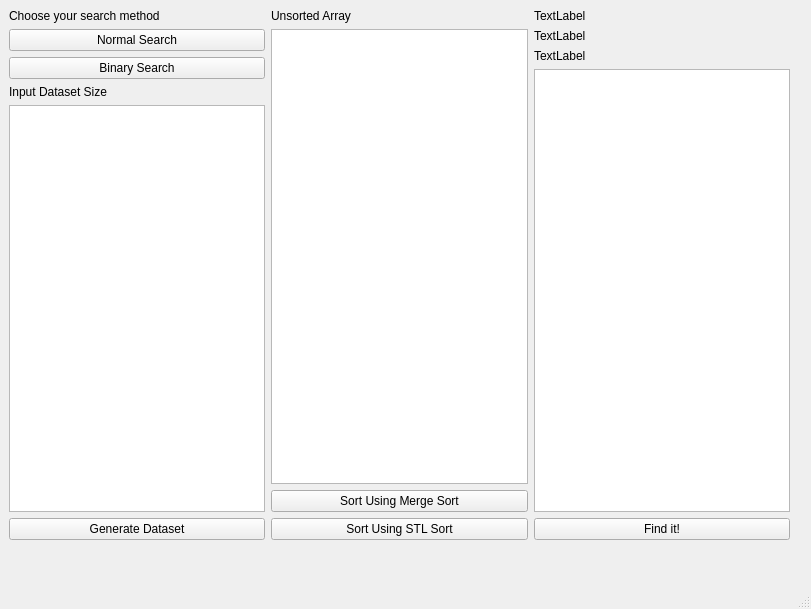
Above: sortingAnalysis/mainwindow.ui from Adham-Gohar/CS2-Lab-Project before the change. Below: the same form after it.
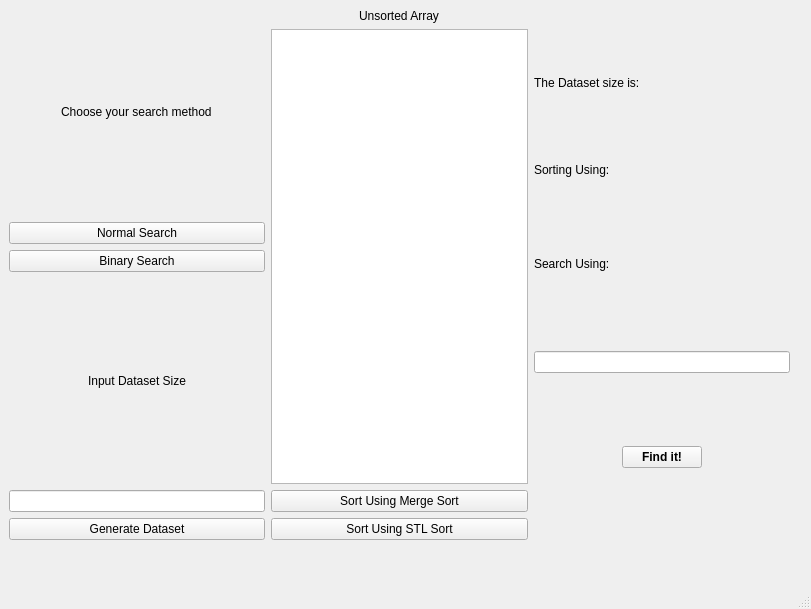
That is the form after the change.

Patch:
```diff
--- a/sortingAnalysis/mainwindow.ui
+++ b/sortingAnalysis/mainwindow.ui
@@ -26,50 +26,62 @@
     <layout class="QHBoxLayout" name="horizontalLayout_2">
      <item>
       <layout class="QGridLayout" name="gridLayout_2">
-       <item row="6" column="1">
-        <widget class="QPushButton" name="pushButton_3">
+       <item row="1" column="1">
+        <widget class="QPushButton" name="pushButton">
+         <property name="styleSheet">
+          <string notr="true">color: rgb(0, 0, 0);</string>
+         </property>
          <property name="text">
-          <string>Generate Dataset</string>
+          <string>Normal Search</string>
          </property>
         </widget>
        </item>
        <item row="2" column="1">
         <widget class="QPushButton" name="pushButton_2">
+         <property name="styleSheet">
+          <string notr="true">color: rgb(0, 0, 0);</string>
+         </property>
          <property name="text">
           <string>Binary Search</string>
          </property>
         </widget>
        </item>
+       <item row="6" column="1">
+        <widget class="QPushButton" name="pushButton_3">
+         <property name="styleSheet">
+          <string notr="true">color: rgb(0, 0, 0);</string>
+         </property>
+         <property name="text">
+          <string>Generate Dataset</string>
+         </property>
+        </widget>
+       </item>
        <item row="4" column="1">
-        <widget class="QTextEdit" name="textEdit"/>
+        <widget class="QLineEdit" name="lineEdit"/>
        </item>
-       <item row="3" column="1">
+       <item row="3" column="1" alignment="Qt::AlignHCenter|Qt::AlignVCenter">
         <widget class="QLabel" name="label_4">
          <property name="text">
           <string>Input Dataset Size</string>
          </property>
         </widget>
        </item>
-       <item row="0" column="1">
+       <item row="0" column="1" alignment="Qt::AlignHCenter|Qt::AlignVCenter">
         <widget class="QLabel" name="label_2">
          <property name="text">
           <string>Choose your search method</string>
          </property>
         </widget>
        </item>
-       <item row="1" column="1">
-        <widget class="QPushButton" name="pushButton">
-         <property name="text">
-          <string>Normal Search</string>
-         </property>
-        </widget>
-       </item>
       </layout>
      </item>
      <item>
       <layout class="QGridLayout" name="gridLayout_3">
        <item row="3" column="0">
         <widget class="QPushButton" name="pushButton_5">
+         <property name="styleSheet">
+          <string notr="true">color: rgb(0, 0, 0);</string>
+         </property>
          <property name="text">
           <string>Sort Using STL Sort</string>
          </property>
@@ -78,7 +90,7 @@
        <item row="1" column="0">
         <widget class="QListWidget" name="listWidget"/>
        </item>
-       <item row="0" column="0">
+       <item row="0" column="0" alignment="Qt::AlignHCenter">
         <widget class="QLabel" name="label_5">
          <property name="text">
           <string>Unsorted Array</string>
@@ -87,6 +99,9 @@
        </item>
        <item row="2" column="0">
         <widget class="QPushButton" name="pushButton_4">
+         <property name="styleSheet">
+          <string notr="true">color: rgb(0, 0, 0);</string>
+         </property>
          <property name="text">
           <string>Sort Using Merge Sort</string>
          </property>
@@ -96,32 +111,92 @@
      </item>
      <item>
       <layout class="QGridLayout" name="gridLayout_4">
-       <item row="3" column="0">
-        <widget class="QTextEdit" name="textEdit_2"/>
-       </item>
-       <item row="1" column="0">
-        <widget class="QLabel" name="label">
-         <property name="text">
-          <string>TextLabel</string>
-         </property>
-        </widget>
-       </item>
        <item row="0" column="0">
         <widget class="QLabel" name="label_3">
+         <property name="sizePolicy">
+          <sizepolicy hsizetype="Minimum" vsizetype="Fixed">
+           <horstretch>0</horstretch>
+           <verstretch>0</verstretch>
+          </sizepolicy>
+         </property>
          <property name="text">
-          <string>TextLabel</string>
+          <string>The Dataset size is:</string>
+         </property>
+         <property name="wordWrap">
+          <bool>true</bool>
+         </property>
+        </widget>
+       </item>
+       <item row="1" column="0">
+        <widget class="QLabel" name="label">
+         <property name="sizePolicy">
+          <sizepolicy hsizetype="Minimum" vsizetype="Fixed">
+           <horstretch>0</horstretch>
+           <verstretch>0</verstretch>
+          </sizepolicy>
+         </property>
+         <property name="lineWidth">
+          <number>1</number>
+         </property>
+         <property name="text">
+          <string>Sorting Using: </string>
+         </property>
+         <property name="wordWrap">
+          <bool>true</bool>
          </property>
         </widget>
        </item>
        <item row="2" column="0">
         <widget class="QLabel" name="label_6">
+         <property name="sizePolicy">
+          <sizepolicy hsizetype="Minimum" vsizetype="Fixed">
+           <horstretch>0</horstretch>
+           <verstretch>0</verstretch>
+          </sizepolicy>
+         </property>
+         <property name="minimumSize">
+          <size>
+           <width>15</width>
+           <height>10</height>
+          </size>
+         </property>
          <property name="text">
-          <string>TextLabel</string>
+          <string>Search Using:</string>
+         </property>
+         <property name="scaledContents">
+          <bool>false</bool>
+         </property>
+         <property name="wordWrap">
+          <bool>true</bool>
          </property>
         </widget>
        </item>
        <item row="4" column="0">
+        <widget class="QLineEdit" name="lineEdit_2">
+         <property name="sizePolicy">
+          <sizepolicy hsizetype="Expanding" vsizetype="Fixed">
+           <horstretch>0</horstretch>
+           <verstretch>0</verstretch>
+          </sizepolicy>
+         </property>
+        </widget>
+       </item>
+       <item row="5" column="0" alignment="Qt::AlignHCenter">
         <widget class="QPushButton" name="pushButton_6">
+         <property name="sizePolicy">
+          <sizepolicy hsizetype="Fixed" vsizetype="Fixed">
+           <horstretch>0</horstretch>
+           <verstretch>0</verstretch>
+          </sizepolicy>
+         </property>
+         <property name="font">
+          <font>
+           <bold>true</bold>
+          </font>
+         </property>
+         <property name="styleSheet">
+          <string notr="true">color: rgb(0, 0, 0);</string>
+         </property>
          <property name="text">
           <string>Find it!</string>
          </property>
```
